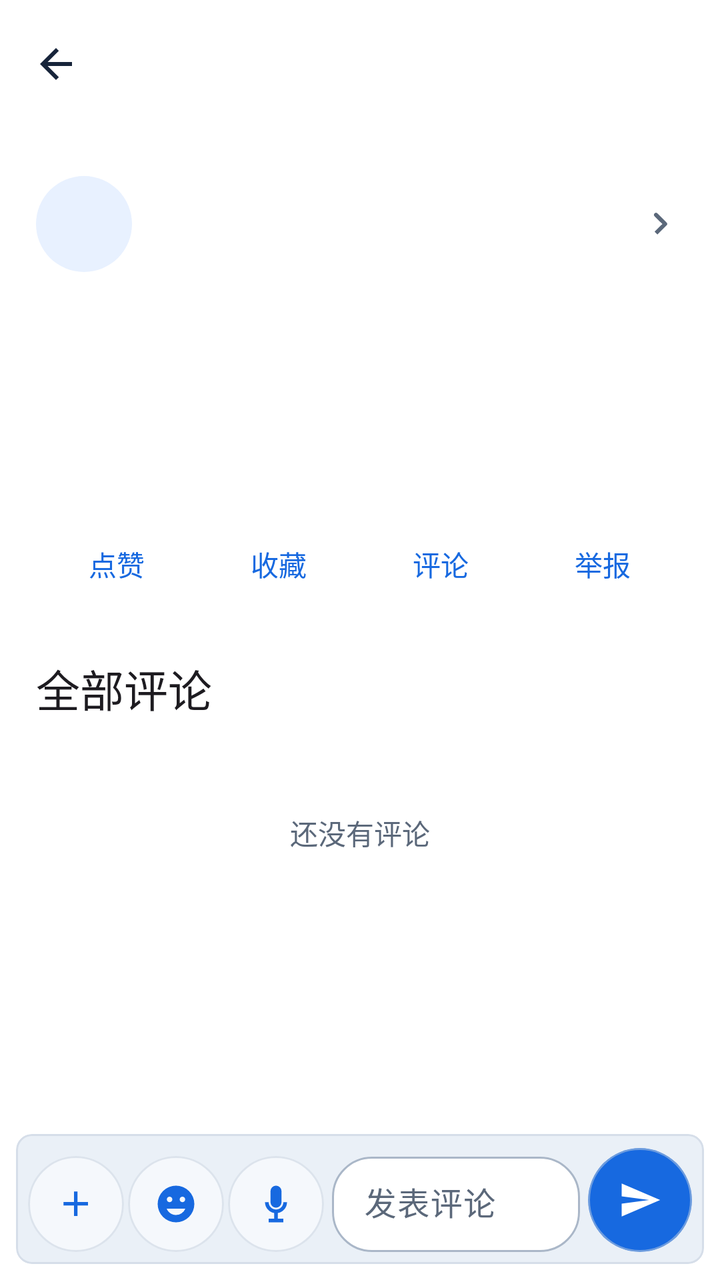
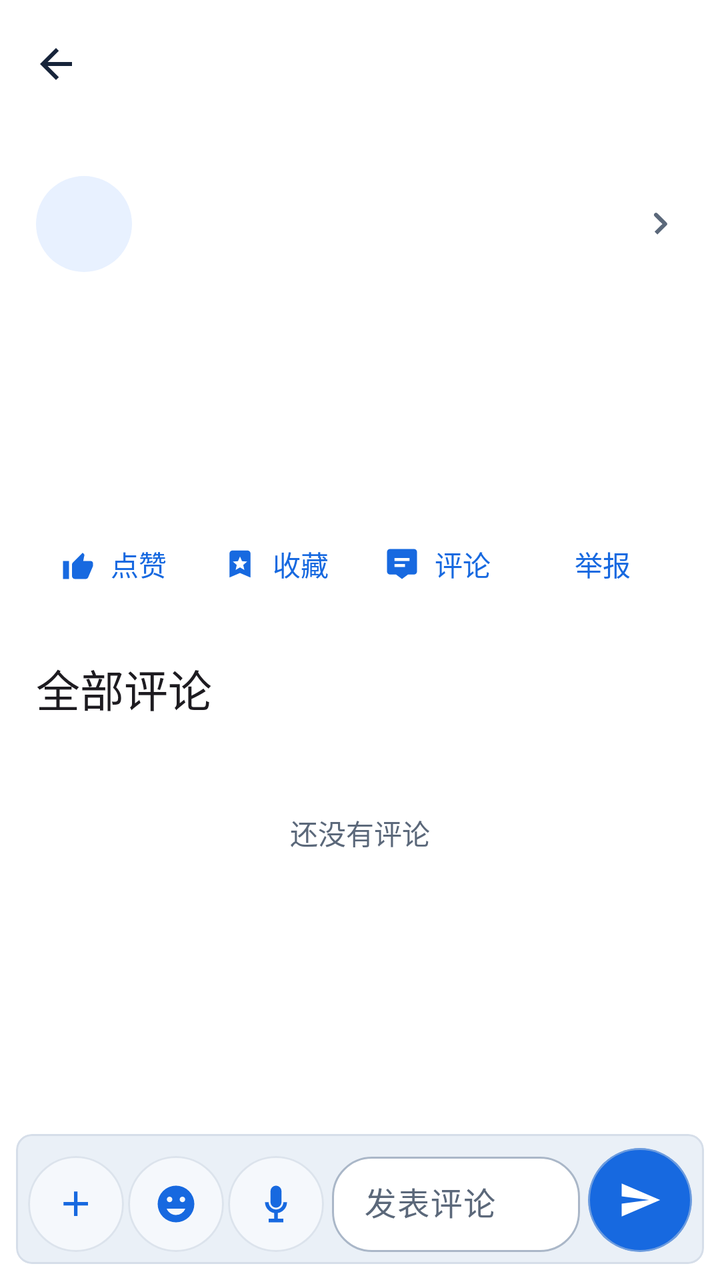

The first picture is an Android layout as it rendered before a commit; the second is the same layout after the commit. The layout source and the unified diff follow.
<!-- AndroidManifest.xml: application theme Theme.Yiyunying -->
<!-- res/layout/activity_forum_post.xml -->
<?xml version="1.0" encoding="utf-8"?>
<LinearLayout xmlns:android="http://schemas.android.com/apk/res/android"
    xmlns:app="http://schemas.android.com/apk/res-auto"
    android:layout_width="match_parent"
    android:layout_height="match_parent"
    android:background="@color/surface"
    android:orientation="vertical">

    <com.google.android.material.appbar.MaterialToolbar
        android:id="@+id/toolbar"
        android:layout_width="match_parent"
        android:layout_height="?attr/actionBarSize"
        android:title="帖子详情"
        app:navigationIcon="@drawable/ic_back" />

    <com.google.android.material.progressindicator.LinearProgressIndicator
        android:id="@+id/progress"
        android:layout_width="match_parent"
        android:layout_height="4dp"
        android:indeterminate="true"
        android:visibility="invisible" />

    <androidx.core.widget.NestedScrollView
        android:id="@+id/scroll"
        android:layout_width="match_parent"
        android:layout_height="0dp"
        android:layout_weight="1"
        android:fillViewport="true">

        <LinearLayout
            android:layout_width="match_parent"
            android:layout_height="wrap_content"
            android:orientation="vertical"
            android:paddingStart="18dp"
            android:paddingTop="12dp"
            android:paddingEnd="18dp"
            android:paddingBottom="28dp">

            <LinearLayout
                android:id="@+id/authorRow"
                android:layout_width="match_parent"
                android:layout_height="64dp"
                android:foreground="?attr/selectableItemBackground"
                android:gravity="center_vertical"
                android:orientation="horizontal">

                <ImageView
                    android:id="@+id/authorAvatar"
                    android:layout_width="48dp"
                    android:layout_height="48dp"
                    android:background="@drawable/bg_avatar"
                    android:contentDescription="查看作者主页"
                    android:scaleType="centerCrop" />

                <LinearLayout
                    android:layout_width="0dp"
                    android:layout_height="wrap_content"
                    android:layout_marginStart="12dp"
                    android:layout_weight="1"
                    android:orientation="vertical">

                    <TextView
                        android:id="@+id/authorName"
                        android:layout_width="match_parent"
                        android:layout_height="wrap_content"
                        android:textAppearance="@style/TextAppearance.Material3.TitleMedium" />

                    <TextView
                        android:id="@+id/postMeta"
                        android:layout_width="match_parent"
                        android:layout_height="wrap_content"
                        android:layout_marginTop="2dp"
                        android:textAppearance="@style/TextAppearance.Material3.LabelMedium"
                        android:textColor="@color/on_surface_variant" />
                </LinearLayout>

                <ImageView
                    android:layout_width="24dp"
                    android:layout_height="24dp"
                    android:contentDescription="进入作者主页"
                    android:src="@drawable/ic_chevron_right" />
            </LinearLayout>

            <TextView
                android:id="@+id/title"
                android:layout_width="match_parent"
                android:layout_height="wrap_content"
                android:layout_marginTop="14dp"
                android:textAppearance="@style/TextAppearance.Material3.HeadlineSmall"
                android:textColor="@color/on_surface" />

            <TextView
                android:id="@+id/content"
                android:layout_width="match_parent"
                android:layout_height="wrap_content"
                android:layout_marginTop="12dp"
                android:lineSpacingExtra="4dp"
                android:textAppearance="@style/TextAppearance.Material3.BodyLarge"
                android:textColor="@color/on_surface" />

            <com.google.android.material.chip.ChipGroup
                android:id="@+id/tagContainer"
                android:layout_width="match_parent"
                android:layout_height="wrap_content"
                android:layout_marginTop="8dp"
                app:chipSpacingHorizontal="6dp" />

            <LinearLayout
                android:id="@+id/mediaContainer"
                android:layout_width="match_parent"
                android:layout_height="wrap_content"
                android:layout_marginTop="12dp"
                android:orientation="vertical" />

            <LinearLayout
                android:id="@+id/sectionsContainer"
                android:layout_width="match_parent"
                android:layout_height="wrap_content"
                android:layout_marginTop="10dp"
                android:orientation="vertical"
                android:visibility="gone" />

            <LinearLayout
                android:id="@+id/interactionRow"
                android:layout_width="match_parent"
                android:layout_height="56dp"
                android:layout_marginTop="10dp"
                android:gravity="center_vertical"
                android:orientation="horizontal">

                <com.google.android.material.button.MaterialButton
                    android:id="@+id/likeButton"
                    style="@style/Widget.Material3.Button.TextButton"
                    android:layout_width="0dp"
                    android:layout_height="48dp"
                    android:layout_weight="1"
                    android:text="点赞" />

                <com.google.android.material.button.MaterialButton
                    android:id="@+id/favoriteButton"
                    style="@style/Widget.Material3.Button.TextButton"
                    android:layout_width="0dp"
                    android:layout_height="48dp"
                    android:layout_weight="1"
                    android:text="收藏" />

                <com.google.android.material.button.MaterialButton
                    android:id="@+id/commentButton"
                    style="@style/Widget.Material3.Button.TextButton"
                    android:layout_width="0dp"
                    android:layout_height="48dp"
                    android:layout_weight="1"
                    android:text="评论" />

                <com.google.android.material.button.MaterialButton
                    android:id="@+id/reportButton"
                    style="@style/Widget.Material3.Button.TextButton"
                    android:layout_width="0dp"
                    android:layout_height="48dp"
                    android:layout_weight="1"
                    android:text="举报" />
            </LinearLayout>

            <TextView
                android:layout_width="match_parent"
                android:layout_height="wrap_content"
                android:layout_marginTop="18dp"
                android:text="全部评论"
                android:textAppearance="@style/TextAppearance.Material3.TitleLarge" />

            <LinearLayout
                android:id="@+id/commentsContainer"
                android:layout_width="match_parent"
                android:layout_height="wrap_content"
                android:layout_marginTop="8dp"
                android:orientation="vertical" />

            <TextView
                android:id="@+id/emptyComments"
                android:layout_width="match_parent"
                android:layout_height="96dp"
                android:gravity="center"
                android:text="还没有评论"
                android:textColor="@color/on_surface_variant" />
        </LinearLayout>
    </androidx.core.widget.NestedScrollView>

    <com.google.android.material.card.MaterialCardView
        android:layout_width="match_parent"
        android:layout_height="wrap_content"
        android:layout_marginStart="8dp"
        android:layout_marginTop="4dp"
        android:layout_marginEnd="8dp"
        android:layout_marginBottom="8dp"
        app:cardBackgroundColor="@color/surface_container_high"
        app:cardCornerRadius="8dp"
        app:cardElevation="0dp"
        app:strokeColor="@color/outline_variant"
        app:strokeWidth="1dp">

        <LinearLayout
            android:layout_width="match_parent"
            android:layout_height="wrap_content"
            android:orientation="vertical">

            <HorizontalScrollView
                android:id="@+id/commentPendingScroll"
                android:layout_width="match_parent"
                android:layout_height="wrap_content"
                android:scrollbars="none"
                android:visibility="gone">

                <LinearLayout
                    android:id="@+id/commentPendingContainer"
                    android:layout_width="wrap_content"
                    android:layout_height="wrap_content"
                    android:orientation="horizontal"
                    android:paddingStart="8dp"
                    android:paddingTop="6dp"
                    android:paddingEnd="8dp"
                    android:paddingBottom="2dp" />
            </HorizontalScrollView>

            <HorizontalScrollView
                android:id="@+id/commentEmojiScroll"
                android:layout_width="match_parent"
                android:layout_height="wrap_content"
                android:fillViewport="true"
                android:overScrollMode="never"
                android:scrollbars="none"
                android:visibility="gone">

                <GridLayout
                    android:id="@+id/commentEmojiGrid"
                    android:layout_width="wrap_content"
                    android:layout_height="wrap_content"
                    android:alignmentMode="alignMargins"
                    android:columnCount="6"
                    android:orientation="horizontal"
                    android:paddingStart="8dp"
                    android:paddingTop="6dp"
                    android:paddingEnd="8dp"
                    android:paddingBottom="8dp" />
            </HorizontalScrollView>

            <com.google.android.material.card.MaterialCardView
                android:id="@+id/commentVoiceStatusCard"
                android:layout_width="match_parent"
                android:layout_height="wrap_content"
                android:layout_marginStart="8dp"
                android:layout_marginTop="6dp"
                android:layout_marginEnd="8dp"
                android:visibility="gone"
                app:cardBackgroundColor="@color/surface_container_high"
                app:cardCornerRadius="8dp"
                app:cardElevation="0dp"
                app:strokeColor="@color/outline_variant"
                app:strokeWidth="1dp">

                <LinearLayout
                    android:layout_width="match_parent"
                    android:layout_height="wrap_content"
                    android:gravity="center_vertical"
                    android:minHeight="64dp"
                    android:orientation="horizontal"
                    android:paddingStart="12dp"
                    android:paddingTop="8dp"
                    android:paddingBottom="8dp">

                    <androidx.appcompat.widget.AppCompatImageView
                        android:id="@+id/commentVoiceStatusIcon"
                        android:layout_width="40dp"
                        android:layout_height="40dp"
                        android:contentDescription="语音评论录制状态"
                        android:padding="9dp"
                        android:src="@drawable/ic_mic_off"
                        app:tint="?attr/colorPrimary" />

                    <LinearLayout
                        android:layout_width="0dp"
                        android:layout_height="wrap_content"
                        android:layout_marginStart="8dp"
                        android:layout_weight="1"
                        android:orientation="vertical">

                        <TextView
                            android:id="@+id/commentVoiceStatusTitle"
                            android:layout_width="match_parent"
                            android:layout_height="wrap_content"
                            android:includeFontPadding="false"
                            android:maxLines="1"
                            android:text="正在录音"
                            android:textAppearance="@style/TextAppearance.Material3.TitleSmall"
                            android:textColor="@color/on_surface" />

                        <TextView
                            android:id="@+id/commentVoiceStatus"
                            android:layout_width="match_parent"
                            android:layout_height="wrap_content"
                            android:layout_marginTop="2dp"
                            android:includeFontPadding="false"
                            android:maxLines="2"
                            android:text="00:00 · 点击麦克风完成"
                            android:textAppearance="@style/TextAppearance.Material3.BodySmall"
                            android:textColor="@color/on_surface_variant" />
                    </LinearLayout>

                    <com.google.android.material.button.MaterialButton
                        android:id="@+id/commentVoiceCancelButton"
                        style="@style/Widget.Material3.Button.IconButton"
                        android:layout_width="48dp"
                        android:layout_height="48dp"
                        android:contentDescription="取消语音录制"
                        android:insetLeft="0dp"
                        android:insetTop="0dp"
                        android:insetRight="0dp"
                        android:insetBottom="0dp"
                        app:icon="@drawable/ic_close" />
                </LinearLayout>
            </com.google.android.material.card.MaterialCardView>

            <LinearLayout
                android:id="@+id/commentComposerRow"
                android:layout_width="match_parent"
                android:layout_height="wrap_content"
                android:gravity="bottom|center_vertical"
                android:orientation="horizontal"
                android:padding="6dp">

                <com.google.android.material.card.MaterialCardView
                    android:id="@+id/commentAttachButton"
                    android:layout_width="48dp"
                    android:layout_height="48dp"
                    android:clickable="true"
                    android:contentDescription="添加评论附件"
                    android:focusable="true"
                    android:foreground="?attr/selectableItemBackground"
                    app:cardBackgroundColor="@color/surface_container"
                    app:cardCornerRadius="24dp"
                    app:cardElevation="0dp">

                    <androidx.appcompat.widget.AppCompatImageView
                        android:layout_width="21dp"
                        android:layout_height="21dp"
                        android:layout_gravity="center"
                        android:src="@drawable/ic_add"
                        app:tint="?attr/colorPrimary" />
                </com.google.android.material.card.MaterialCardView>

                <com.google.android.material.card.MaterialCardView
                    android:id="@+id/commentEmojiButton"
                    android:layout_width="48dp"
                    android:layout_height="48dp"
                    android:layout_marginStart="2dp"
                    android:clickable="true"
                    android:contentDescription="选择 Emoji"
                    android:focusable="true"
                    android:foreground="?attr/selectableItemBackground"
                    app:cardBackgroundColor="@color/surface_container"
                    app:cardCornerRadius="24dp"
                    app:cardElevation="0dp">

                    <androidx.appcompat.widget.AppCompatImageView
                        android:layout_width="22dp"
                        android:layout_height="22dp"
                        android:layout_gravity="center"
                        android:src="@drawable/ic_emoji"
                        app:tint="?attr/colorPrimary" />
                </com.google.android.material.card.MaterialCardView>

                <com.google.android.material.card.MaterialCardView
                    android:id="@+id/commentVoiceButton"
                    android:layout_width="48dp"
                    android:layout_height="48dp"
                    android:layout_marginStart="2dp"
                    android:clickable="true"
                    android:contentDescription="录制语音评论"
                    android:focusable="true"
                    android:foreground="?attr/selectableItemBackground"
                    app:cardBackgroundColor="@color/surface_container"
                    app:cardCornerRadius="24dp"
                    app:cardElevation="0dp">

                    <androidx.appcompat.widget.AppCompatImageView
                        android:id="@+id/commentVoiceIcon"
                        android:layout_width="22dp"
                        android:layout_height="22dp"
                        android:layout_gravity="center"
                        android:src="@drawable/ic_mic"
                        app:tint="?attr/colorPrimary" />
                </com.google.android.material.card.MaterialCardView>

                <com.google.android.material.textfield.TextInputLayout
                    style="@style/Widget.Material3.TextInputLayout.OutlinedBox.Dense"
                    android:layout_width="0dp"
                    android:layout_height="wrap_content"
                    android:layout_marginStart="4dp"
                    android:layout_weight="1"
                    android:hint="发表评论"
                    app:boxBackgroundColor="@color/surface"
                    app:boxCornerRadiusBottomEnd="20dp"
                    app:boxCornerRadiusBottomStart="20dp"
                    app:boxCornerRadiusTopEnd="20dp"
                    app:boxCornerRadiusTopStart="20dp">

                    <com.google.android.material.textfield.TextInputEditText
                        android:id="@+id/commentInput"
                        android:layout_width="match_parent"
                        android:layout_height="wrap_content"
                        android:imeOptions="actionSend"
                        android:inputType="textCapSentences|textMultiLine"
                        android:maxLines="4"
                        android:minLines="1" />
                </com.google.android.material.textfield.TextInputLayout>

                <com.google.android.material.card.MaterialCardView
                    android:id="@+id/sendCommentButton"
                    android:layout_width="52dp"
                    android:layout_height="52dp"
                    android:layout_marginStart="4dp"
                    android:clickable="true"
                    android:contentDescription="发表评论"
                    android:focusable="true"
                    android:foreground="?attr/selectableItemBackground"
                    app:cardBackgroundColor="?attr/colorPrimary"
                    app:cardCornerRadius="26dp"
                    app:cardElevation="0dp">

                    <androidx.appcompat.widget.AppCompatImageView
                        android:layout_width="22dp"
                        android:layout_height="22dp"
                        android:layout_gravity="center"
                        android:src="@drawable/ic_send"
                        app:tint="?attr/colorOnPrimary" />
                </com.google.android.material.card.MaterialCardView>
            </LinearLayout>
        </LinearLayout>
    </com.google.android.material.card.MaterialCardView>
</LinearLayout>
<!-- resources referenced by this layout -->
<resources>
  <color name="on_surface">#17243A</color>
  <color name="on_surface_variant">#5B687A</color>
  <color name="outline_variant">#D6DEE9</color>
  <color name="surface">#FFFFFF</color>
  <color name="surface_container">#F5F8FC</color>
  <color name="surface_container_high">#EAF0F7</color>
  <!-- drawable bg_avatar (drawable) -->
  <shape xmlns:android="http://schemas.android.com/apk/res/android" android:shape="oval">
      <solid android:color="?attr/colorPrimaryContainer" />
  </shape>
  <!-- drawable ic_add (drawable) -->
  <vector xmlns:android="http://schemas.android.com/apk/res/android" android:width="24dp" android:height="24dp" android:viewportWidth="24" android:viewportHeight="24">
      <path android:fillColor="?attr/colorOnPrimary" android:pathData="M19,13h-6v6h-2v-6H5v-2h6V5h2v6h6v2z" />
  </vector>
  <!-- drawable ic_back (drawable) -->
  <vector xmlns:android="http://schemas.android.com/apk/res/android" android:width="24dp" android:height="24dp" android:viewportWidth="24" android:viewportHeight="24">
      <path android:fillColor="@color/on_surface" android:pathData="M20,11H7.83l5.59,-5.59L12,4l-8,8 8,8 1.42,-1.41L7.83,13H20v-2z" />
  </vector>
  <!-- drawable ic_send (drawable) -->
  <vector xmlns:android="http://schemas.android.com/apk/res/android" android:width="24dp" android:height="24dp" android:viewportWidth="24" android:viewportHeight="24">
      <path android:fillColor="?attr/colorOnPrimary" android:pathData="M2.01,21L23,12 2.01,3 2,10l15,2 -15,2z" />
  </vector>
  <style name="Theme.Yiyunying" parent="Theme.Yiyunying.Base" />
  <color name="primary">#1769E0</color>
  <color name="on_primary">#FFFFFF</color>
  <color name="primary_container">#E8F1FF</color>
  <color name="on_primary_container">#123A72</color>
  <color name="secondary">#4B78B8</color>
  <color name="on_secondary">#FFFFFF</color>
  <color name="secondary_container">#EAF2FF</color>
  <color name="tertiary">#476DA5</color>
  <color name="error">#BA1A1A</color>
  <color name="outline">#AAB7C8</color>
  <style name="Widget.Yiyunying.Button" parent="Widget.Material3.Button">
          <item name="cornerRadius">8dp</item>
          <item name="android:minHeight">48dp</item>
          <item name="android:textAllCaps">false</item>
      </style>
  <color name="glass_surface">#E8FFFFFF</color>
  <color name="glass_outline">#80C4CFDD</color>
  <!-- unchanged entries left out for length: 7 -->
</resources>

<!-- the commit's change to res/layout/activity_forum_post.xml (unified diff, before → after) -->
@@ -134,7 +134,9 @@
                     android:layout_width="0dp"
                     android:layout_height="48dp"
                     android:layout_weight="1"
-                    android:text="点赞" />
+                    android:text="点赞"
+                    android:contentDescription="点赞帖子"
+                    app:icon="@drawable/ic_like" />
 
                 <com.google.android.material.button.MaterialButton
                     android:id="@+id/favoriteButton"
@@ -142,7 +144,9 @@
                     android:layout_width="0dp"
                     android:layout_height="48dp"
                     android:layout_weight="1"
-                    android:text="收藏" />
+                    android:text="收藏"
+                    android:contentDescription="收藏帖子"
+                    app:icon="@drawable/ic_favorite" />
 
                 <com.google.android.material.button.MaterialButton
                     android:id="@+id/commentButton"
@@ -150,7 +154,9 @@
                     android:layout_width="0dp"
                     android:layout_height="48dp"
                     android:layout_weight="1"
-                    android:text="评论" />
+                    android:text="评论"
+                    android:contentDescription="查看或发表评论"
+                    app:icon="@drawable/ic_comment" />
 
                 <com.google.android.material.button.MaterialButton
                     android:id="@+id/reportButton"
<!-- resource entries referenced after the edit -->
@@ -17,6 +17,30 @@
   <!-- drawable ic_back (drawable) -->
   <vector xmlns:android="http://schemas.android.com/apk/res/android" android:width="24dp" android:height="24dp" android:viewportWidth="24" android:viewportHeight="24">
       <path android:fillColor="@color/on_surface" android:pathData="M20,11H7.83l5.59,-5.59L12,4l-8,8 8,8 1.42,-1.41L7.83,13H20v-2z" />
+  </vector>
+  <!-- drawable ic_comment (drawable) -->
+  <vector xmlns:android="http://schemas.android.com/apk/res/android"
+      android:width="24dp"
+      android:height="24dp"
+      android:viewportWidth="24"
+      android:viewportHeight="24">
+      <path
+          android:fillColor="@color/on_surface_variant"
+          android:pathData="M20,2H4a2,2 0,0 0,-2 2v13a2,2 0,0 0,2 2h4l4,3 4,-3h4a2,2 0,0 0,2 -2V4a2,2 0,0 0,-2 -2zM7,8h10v2H7zM7,12h7v2H7z" />
+  </vector>
+  <!-- drawable ic_favorite (drawable) -->
+  <vector xmlns:android="http://schemas.android.com/apk/res/android" android:width="24dp" android:height="24dp" android:viewportWidth="24" android:viewportHeight="24">
+      <path android:fillColor="@color/on_surface_variant" android:pathData="M17,3H7a2,2 0,0 0,-2 2v16l7,-3 7,3V5a2,2 0,0 0,-2 -2zm-5,11.25L9.06,16l0.78,-3.34L7.25,10.4l3.41,-0.29L12,7l1.34,3.11 3.41,0.29 -2.59,2.26L14.94,16 12,14.25z" />
+  </vector>
+  <!-- drawable ic_like (drawable) -->
+  <vector xmlns:android="http://schemas.android.com/apk/res/android"
+      android:width="24dp"
+      android:height="24dp"
+      android:viewportWidth="24"
+      android:viewportHeight="24">
+      <path
+          android:fillColor="@color/on_surface_variant"
+          android:pathData="M2,10h4v12H2zM22,11.5c0,-0.83 -0.67,-1.5 -1.5,-1.5h-5.03l0.76,-3.67 0.02,-0.25c0,-0.31 -0.13,-0.61 -0.34,-0.82L15.12,4.5 8.54,11.08C8.2,11.42 8,11.9 8,12.41V20c0,1.1 0.9,2 2,2h7c0.82,0 1.54,-0.5 1.84,-1.22l3.02,-7.05c0.09,-0.23 0.14,-0.48 0.14,-0.73z" />
   </vector>
   <!-- drawable ic_send (drawable) -->
   <vector xmlns:android="http://schemas.android.com/apk/res/android" android:width="24dp" android:height="24dp" android:viewportWidth="24" android:viewportHeight="24">
